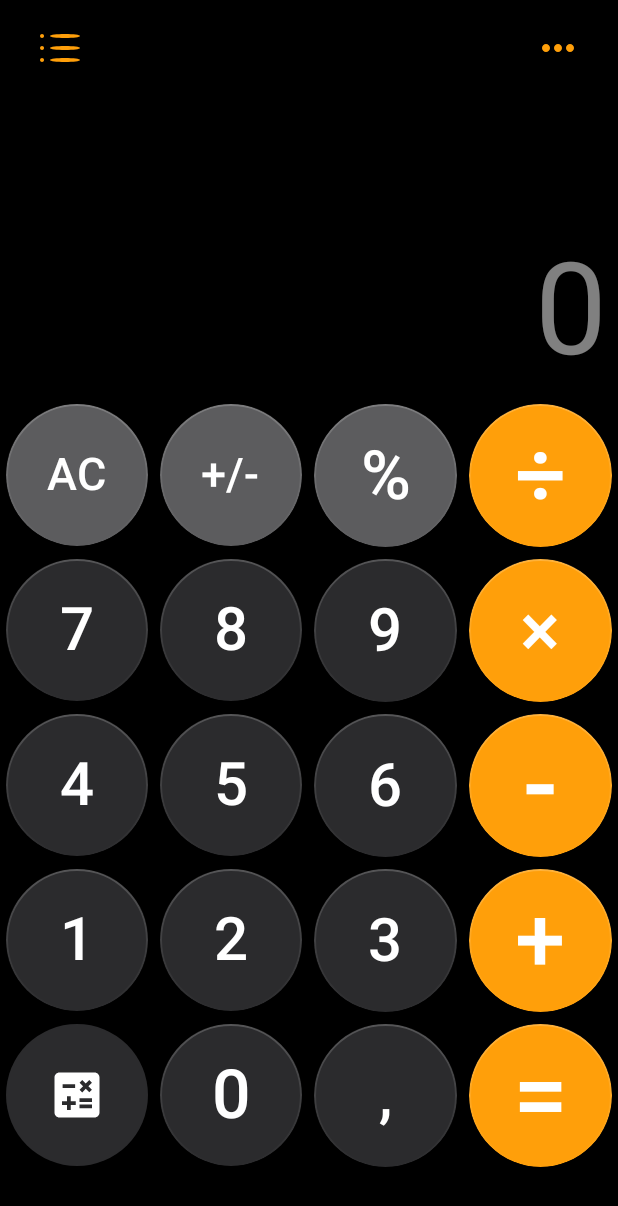
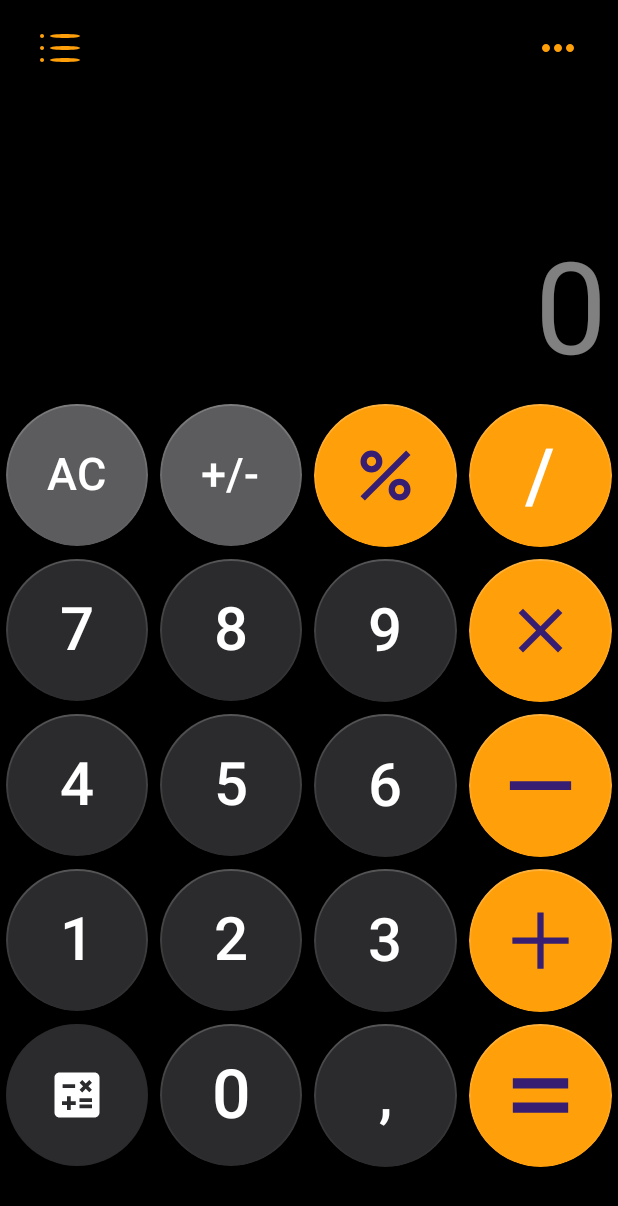
Before and after one commit to bugiman77/ComposerCalculator, an Android app built with Jetpack Compose: the calculator screen opened through its navigation route, on a phone screen of 412 x 824 dp. Shown: the top 1206 px of the screen. Run offline under Robolectric (Android 15) with nearby library versions, the phone set to English and light mode, and no system bars; libraries missing offline, so code that uses them is left out: com.chaquo.python.

Commit message:
Using new icons in the Calculator UI

```diff
--- a/app/src/main/java/com/example/composercalculator/view/components/calculation/CalculatorButtons.kt
+++ b/app/src/main/java/com/example/composercalculator/view/components/calculation/CalculatorButtons.kt
@@ -44,6 +44,7 @@ import com.example.composercalculator.viewmodel.CalculatorViewModel
 import com.example.composercalculator.viewmodel.SettingsViewModel
 import kotlinx.coroutines.launch
 import androidx.compose.foundation.horizontalScroll
+import androidx.compose.ui.graphics.painter.Painter
 import androidx.compose.ui.unit.Dp
 
 @Composable
@@ -143,7 +144,7 @@ private fun BtnCalculationText(
 @Composable
 private fun BtnCalculationIcon(
     modifier: Modifier = Modifier,
-    iconId: Int,
+    iconId: Painter,
     color: Color,
     iconSize: Dp = 40.dp,
     onLongClick: () -> Unit = {},
@@ -190,7 +191,7 @@ private fun BtnCalculationIcon(
             contentAlignment = Alignment.Center
         ) {
             Icon(
-                painter = painterResource(iconId),
+                painter = iconId,
                 contentDescription = null,
                 modifier = Modifier.size(iconSize)
             )
@@ -232,20 +233,20 @@ private fun LineCalculation1(
 
         }
 
-        BtnCalculationText(
-            text = "%",
-            color = LightGray,
+        BtnCalculationIcon(
+            iconId = painterResource(id = R.drawable.ic_percent),
+            color = Orange,
             modifier = Modifier.weight(weight = 1f),
-            fontSize = 45.sp
+            iconSize = 50.dp
         ) {
-            viewModelCalculation.onInputMathematicalOperations(inputOperation = "%")
+//            viewModelCalculation.onInputMathematicalOperations(inputOperation = "%")
         }
 
         BtnCalculationText(
-            text = "÷",
+            text = "/",
             color = Orange,
             modifier = Modifier.weight(weight = 1f),
-            fontSize = 60.sp
+            fontSize = 50.sp
         ) {
             viewModelCalculation.onInputMathematicalOperations(inputOperation = "/")
         }
@@ -288,11 +289,11 @@ private fun LineCalculation2(
             viewModelCalculation.onInputDigit(inputDigit = "9")
         }
 
-        BtnCalculationText(
-            text = "×",
+        BtnCalculationIcon(
+            iconId = painterResource(id = R.drawable.ic_multiply),
             color = Orange,
             modifier = Modifier.weight(weight = 1f),
-            fontSize = 50.sp
+            iconSize = 50.dp
         ) {
             viewModelCalculation.onInputMathematicalOperations(inputOperation = "*")
         }
@@ -334,11 +335,11 @@ private fun LineCalculation3(
             viewModelCalculation.onInputDigit(inputDigit = "6")
         }
 
-        BtnCalculationText(
-            text = "-",
+        BtnCalculationIcon(
+            iconId = painterResource(id = R.drawable.ic_minus),
             color = Orange,
             modifier = Modifier.weight(weight = 1f),
-            fontSize = 70.sp
+            iconSize = 70.dp
         ) {
             viewModelCalculation.onInputMathematicalOperations(inputOperation = "-")
         }
@@ -380,11 +381,20 @@ private fun LineCalculation4(
             viewModelCalculation.onInputDigit(inputDigit = "3")
         }
 
-        BtnCalculationText(
+/*        BtnCalculationText(
             text = "+",
             color = Orange,
             modifier = Modifier.weight(weight = 1f),
             fontSize = 60.sp
+        ) {
+            viewModelCalculation.onInputMathematicalOperations(inputOperation = "+")
+        }*/
+
+        BtnCalculationIcon(
+            iconId = painterResource(id = R.drawable.ic_plus),
+            color = Orange,
+            modifier = Modifier.weight(weight = 1f),
+            iconSize = 50.dp
         ) {
             viewModelCalculation.onInputMathematicalOperations(inputOperation = "+")
         }
@@ -455,15 +465,16 @@ private fun LineCalculation5(
             viewModelCalculation.onInputMathematicalOperations(inputOperation = ".")
         }
 
-        BtnCalculationText(
-            text = "=",
+        BtnCalculationIcon(
+            iconId = painterResource(id = R.drawable.ic_equal),
             color = Orange,
             modifier = Modifier.weight(weight = 1f),
-            fontSize = 65.sp,
+            iconSize = 55.dp
         ) {
             scope.launch {
                 viewModelCalculation.calculateAndSave()
             }
         }
+
     }
 }
```
